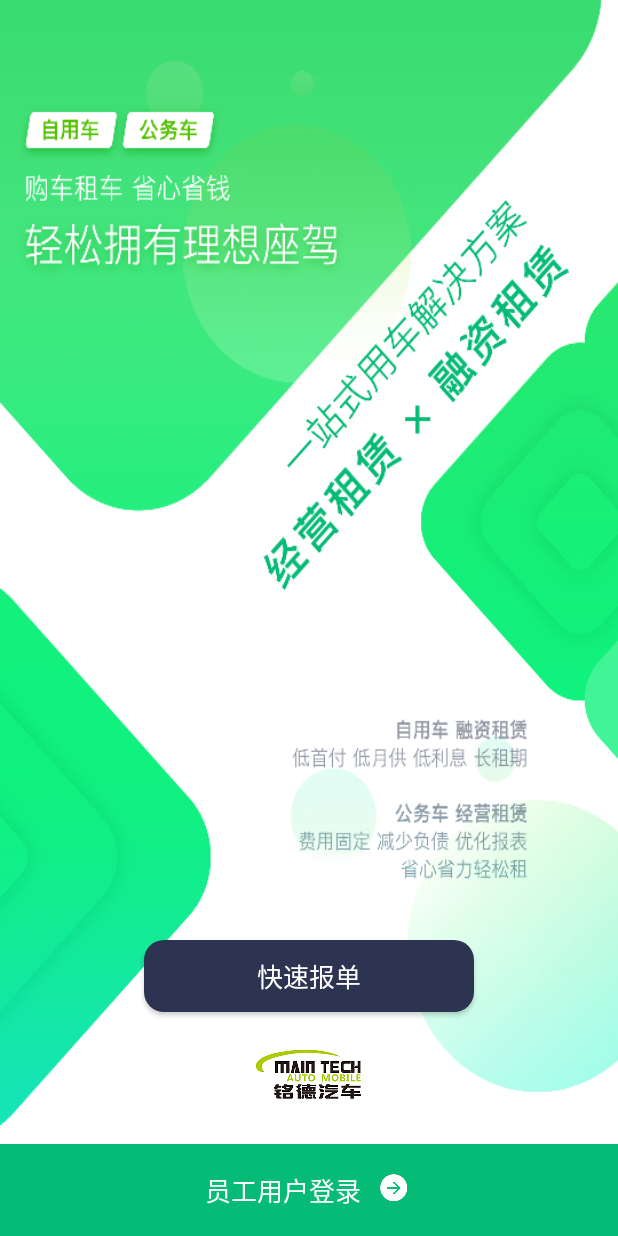
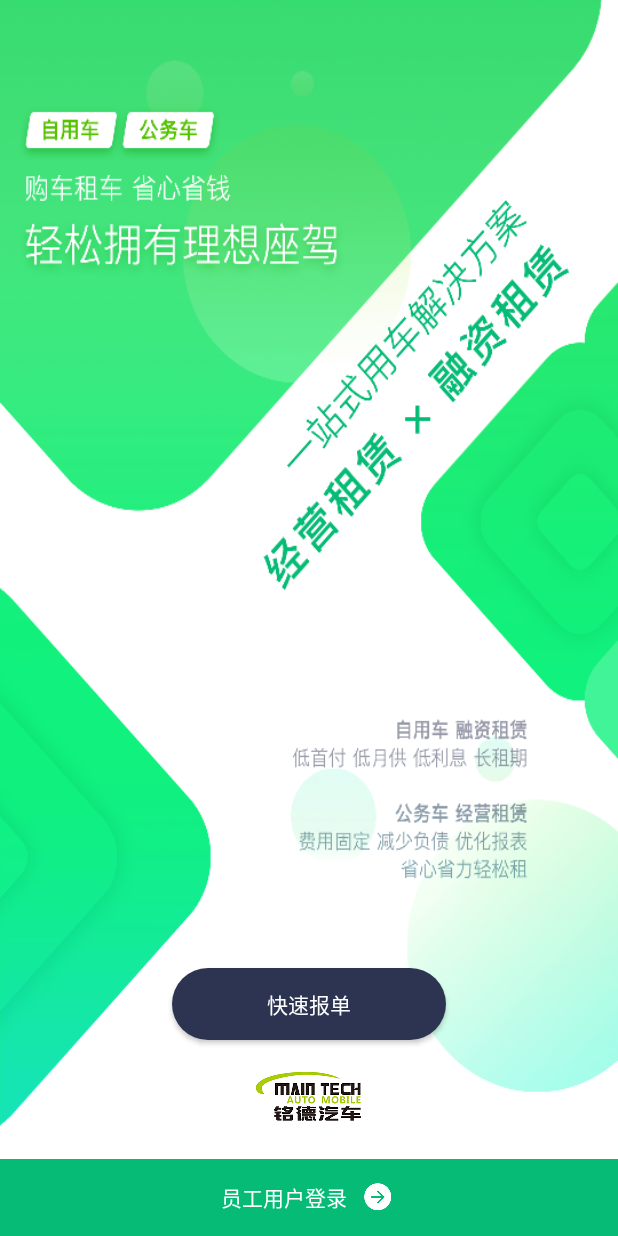
Before and after one commit to guoxiaopeng875/maintech, an Android app: the layout activity_splash.xml on its own in the app's theme, with its tools: preview values and no code run, on a phone screen of 412 x 824 dp. Run offline under Robolectric (Android 15) with nearby library versions, the phone set to English and light mode, and no system bars.

Commit message:
加载页面完成

```diff
--- a/app/src/main/res/drawable/shape_btn_splash.xml
+++ b/app/src/main/res/drawable/shape_btn_splash.xml
@@ -1,5 +1,5 @@
 <?xml version="1.0" encoding="utf-8"?>
 <shape xmlns:android="http://schemas.android.com/apk/res/android" >
-    <corners  android:radius="20px"/>
+    <corners  android:radius="@dimen/x22"/>
     <solid  android:color="#2c3451"/>
 </shape>
--- a/app/src/main/res/layout/activity_splash.xml
+++ b/app/src/main/res/layout/activity_splash.xml
@@ -5,19 +5,19 @@
     android:background="@mipmap/bg_splash">
 
     <Button
-        android:textSize="@dimen/x14"
+        android:textSize="14sp"
         android:textColor="@color/white"
         android:background="@drawable/shape_btn_splash"
-        android:layout_marginBottom="@dimen/x20"
+        android:layout_marginBottom="@dimen/x17"
         android:id="@+id/btn_quick_apply"
-        android:layout_width="@dimen/x176"
+        android:layout_width="@dimen/x146"
         android:layout_height="wrap_content"
         android:layout_above="@+id/iv_splash"
         android:layout_centerHorizontal="true"
         android:text="@string/splash_quick_apply" />
     <ImageView
         android:id="@+id/iv_splash"
-        android:layout_marginBottom="@dimen/x24"
+        android:layout_marginBottom="@dimen/x20"
         android:layout_above="@id/rl_login_splash"
         android:layout_centerHorizontal="true"
         android:src="@mipmap/logo_splash"
@@ -27,29 +27,30 @@
     <RelativeLayout
         android:id="@+id/rl_login_splash"
         android:layout_width="match_parent"
-        android:layout_height="@dimen/x49"
+        android:layout_height="@dimen/x41"
         android:layout_alignParentBottom="true"
         android:background="@color/green_splash_bg">
 
         <LinearLayout
             android:layout_width="wrap_content"
             android:layout_height="wrap_content"
-            android:layout_centerInParent="true"
-            android:layout_marginBottom="@dimen/x5">
+            android:layout_centerInParent="true">
 
             <TextView
+                android:layout_gravity="center_vertical"
                 android:id="@+id/tx_login_splash"
                 android:layout_width="wrap_content"
                 android:layout_height="wrap_content"
                 android:text="@string/splash_login"
                 android:textColor="@color/white"
-                android:textSize="@dimen/x14" />
+                android:textSize="14sp" />
 
             <ImageButton
+                android:layout_gravity="center_vertical"
                 android:background="@null"
                 android:layout_width="wrap_content"
                 android:layout_height="wrap_content"
-                android:layout_marginStart="@dimen/x8"
+                android:layout_marginStart="@dimen/x7"
                 android:contentDescription="@string/splash_login"
                 android:src="@mipmap/ic_login_splash" />
         </LinearLayout>
```
Also changed, not shown: app/src/main/java/com/xmkj/md/ui/activity/Splash.java (+14 -19 lines).
